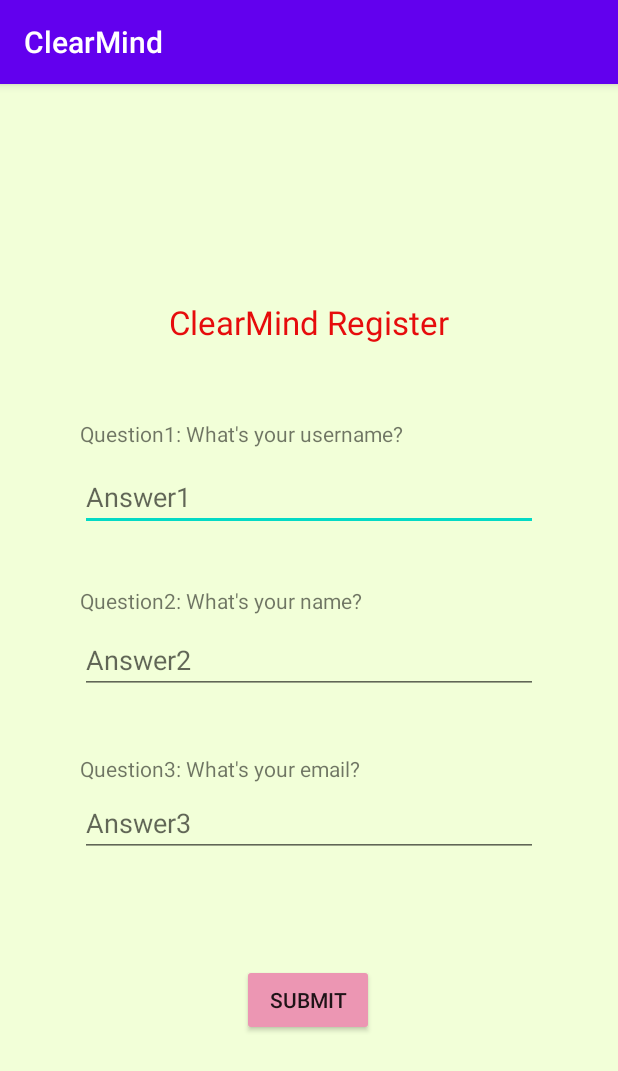
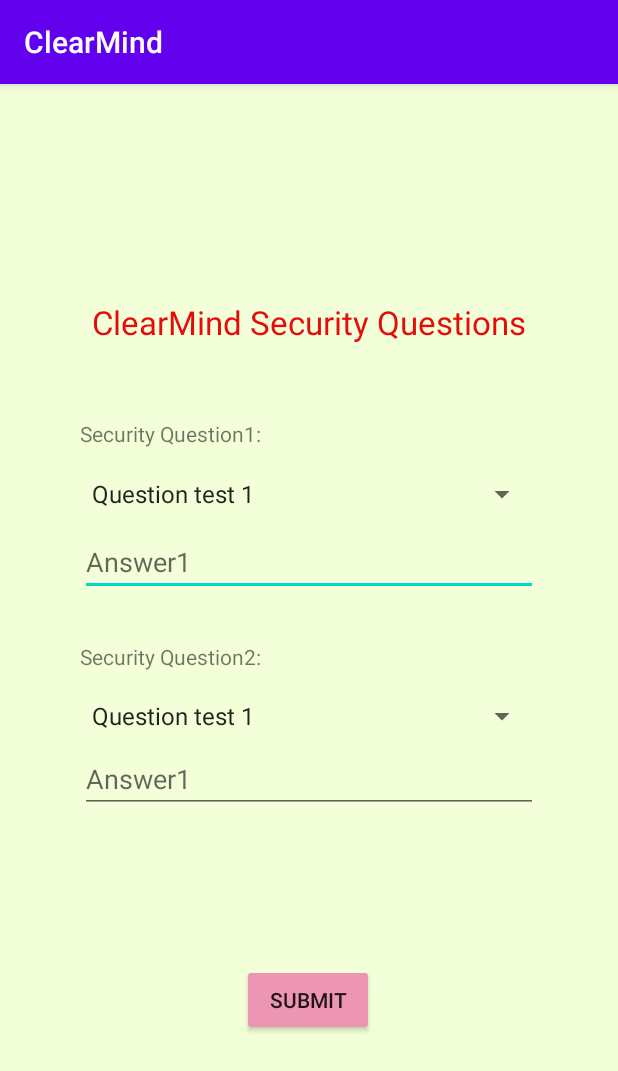
Before and after one commit to yujiaen1999/ClearMind, an Android app: the SignupActivity screen opened directly, with no data from a screen before it, after a tap on "SIGNUP", on a phone screen of 412 x 824 dp. Shown: the top 1071 px of the screen. Run offline under Robolectric (Android 15) with nearby library versions, the phone set to English and light mode, and no system bars; our stand-ins replace Firebase (no records; nobody signed in at launch, a user with empty details on screens opened directly).

Commit message:
Add Security Question function for verification and find password back

```diff
--- a/app/src/main/AndroidManifest.xml
+++ b/app/src/main/AndroidManifest.xml
@@ -37,6 +37,12 @@
             android:name=".ProfileActivity"
             android:exported="true" />
         <activity
+            android:name=".SecureQuestionActivity"
+            android:exported="true" />
+        <activity
+            android:name=".ForgotPasswordActivity"
+            android:exported="true" />
+        <activity
             android:name=".MainActivity"
             android:exported="true">
             <intent-filter>
--- a/app/src/main/java/com/example/clearmind/ChangePasswordActivity.java
+++ b/app/src/main/java/com/example/clearmind/ChangePasswordActivity.java
@@ -45,5 +45,11 @@ public class ChangePasswordActivity extends AppCompatActivity {
             //passwords don't match
         }
         this.finish();
+        openLoginActivity();
+    }
+
+    public void openLoginActivity(){
+        Intent intent = new Intent(this,LoginActivity.class);
+        startActivity(intent);
     }
 }
--- /dev/null
+++ b/app/src/main/java/com/example/clearmind/SecureQuestionActivity.java
@@ -0,0 +1,105 @@
+package com.example.clearmind;
+
+import android.content.Intent;
+import android.os.Bundle;
+import android.view.View;
+import android.widget.AdapterView;
+import android.widget.ArrayAdapter;
+import android.widget.Button;
+import android.widget.EditText;
+import android.widget.Spinner;
+import android.widget.Toast;
+
+import androidx.appcompat.app.AppCompatActivity;
+
+import com.google.firebase.database.DatabaseReference;
+import com.google.firebase.database.FirebaseDatabase;
+
+import java.util.HashMap;
+
+public class SecureQuestionActivity extends AppCompatActivity {
+
+//    private Spinner question1;
+
+    private DatabaseReference db;
+
+    private String username;
+    private EditText answer1;
+    private EditText answer2;
+    private Button submit_button;
+
+
+    protected void onCreate(Bundle savedInstanceState) {
+        super.onCreate(savedInstanceState);
+        setContentView(R.layout.activity_securequestion);
+        Intent intent = getIntent();
+        this.username = intent.getStringExtra("username");
+
+        this.db = FirebaseDatabase.getInstance().getReference();
+
+        answer1 = findViewById(R.id.answer1);
+        answer2 = findViewById(R.id.answer2);
+
+        submit_button = findViewById(R.id.submit_button);
+
+        Spinner question1 = (Spinner) findViewById(R.id.spinner1);
+        Spinner question2 = (Spinner) findViewById(R.id.spinner2);
+
+//        String[] questions = {"question test 1", "question test 2", "question test 3"};
+
+//        ArrayAdapter<String> adapter = new ArrayAdapter<>(this, android.R.layout.simple_list_item_1, questions);
+        ArrayAdapter<CharSequence> adapter = ArrayAdapter.createFromResource(this,
+                R.array.secure_questions_array, android.R.layout.simple_spinner_item);
+
+        adapter.setDropDownViewResource(android.R.layout.simple_spinner_dropdown_item);
+
+        question1.setAdapter(adapter);
+        question2.setAdapter(adapter);
+
+        submit_button.setOnClickListener(new View.OnClickListener() {
+            @Override
+//            public void onClick(View v){
+//                Toast.makeText(SecureQuestionActivity.this,  question1.getSelectedItem().toString(), Toast.LENGTH_SHORT).show();
+//                Toast.makeText(SecureQuestionActivity.this,  question2.getSelectedItem().toString(), Toast.LENGTH_SHORT).show();
+//            }
+
+            public void onClick(View view) {
+                boolean toNextPage = false;
+                String txt_question1 = question1.getSelectedItem().toString();
+                String txt_question2 = question2.getSelectedItem().toString();
+
+                String txt_answer1 = answer1.getText().toString();
+                String txt_answer2 = answer2.getText().toString();
+
+                if (txt_answer1.isEmpty() || txt_answer2.isEmpty()){
+                    Toast.makeText(SecureQuestionActivity.this,  "Empty input", Toast.LENGTH_SHORT).show();
+                } else {
+                    HashMap<String, Object> security_questions = new HashMap<>();
+                    security_questions.put("question1", txt_question1);
+                    security_questions.put("answer1", txt_answer1);
+                    security_questions.put("question2", txt_question2);
+                    security_questions.put("answer2", txt_answer2);
+
+                    register(username, security_questions);
+                    Toast.makeText(SecureQuestionActivity.this,  "Set Security Questions successful", Toast.LENGTH_SHORT).show();
+                    toNextPage = true;
+                }
+
+                if (toNextPage){
+                    Intent intent = new Intent(getApplicationContext(), RegisterActivity.class);
+                    intent.putExtra("username", username);
+                    startActivity(intent);  //go to main page (activity)
+                }
+            }
+        });
+
+//        Toast.makeText(SecureQuestionActivity.this,  question1.getSelectedItem().toString(), Toast.LENGTH_SHORT).show();
+
+//        question1.setOnItemSelectedListener((AdapterView.OnItemSelectedListener) this);
+
+    }
+
+    private void register(String username, HashMap<String, Object> map) {
+        this.db.child("security").child(username).setValue(map);
+    }
+}
--- a/app/src/main/java/com/example/clearmind/SettingActivity.java
+++ b/app/src/main/java/com/example/clearmind/SettingActivity.java
@@ -67,6 +67,9 @@ public class SettingActivity extends AppCompatActivity {
         this.db.child("register")
                 .child(this.username)
                 .removeValue();
+        this.db.child("security")
+                .child(this.username)
+                .removeValue();
         this.finish();
         Toast.makeText(SettingActivity.this,  "Account Deleted", Toast.LENGTH_SHORT).show();
         openMainActivity();
--- a/app/src/main/java/com/example/clearmind/SignupActivity.java
+++ b/app/src/main/java/com/example/clearmind/SignupActivity.java
@@ -74,7 +74,7 @@ public class SignupActivity extends AppCompatActivity {
                     }
 
                     if (toQuestionPage){
-                        Intent intent = new Intent(getApplicationContext(), RegisterActivity.class);
+                        Intent intent = new Intent(getApplicationContext(), SecureQuestionActivity.class);
                         intent.putExtra("username", username);
                         startActivity(intent);  //go to main page (activity)
                     }
--- a/app/src/main/res/layout/activity_main.xml
+++ b/app/src/main/res/layout/activity_main.xml
@@ -74,7 +74,8 @@
         app:layout_constraintStart_toStartOf="parent"
         app:layout_constraintTop_toBottomOf="@+id/button" />
 
-<!--    <Button-->
+
+    <!--    <Button-->
 <!--        android:id="@+id/button4"-->
 <!--        android:layout_width="wrap_content"-->
 <!--        android:layout_height="wrap_content"-->
--- /dev/null
+++ b/app/src/main/res/layout/activity_securequestion.xml
@@ -0,0 +1,122 @@
+<?xml version="1.0" encoding="utf-8"?>
+<androidx.constraintlayout.widget.ConstraintLayout xmlns:android="http://schemas.android.com/apk/res/android"
+    xmlns:tools="http://schemas.android.com/tools"
+    xmlns:app="http://schemas.android.com/apk/res-auto"
+    android:layout_width="match_parent"
+    android:layout_height="match_parent"
+    android:background="@drawable/background_general">
+
+    <TextView
+        android:id="@+id/welcome_title"
+        android:layout_width="390dp"
+        android:layout_height="48dp"
+        android:text="ClearMind Security Questions"
+        android:textAlignment="center"
+        android:textAppearance="@style/TextAppearance.AppCompat.Large"
+        android:textColor="#E60C0C"
+        app:layout_constraintBottom_toBottomOf="parent"
+        app:layout_constraintEnd_toEndOf="parent"
+        app:layout_constraintStart_toStartOf="parent"
+        app:layout_constraintTop_toTopOf="parent"
+        app:layout_constraintVertical_bias="0.200" />
+
+    <TextView
+        android:id="@+id/text1"
+        android:layout_width="305dp"
+        android:layout_height="24dp"
+        android:text="Security Question1:"
+        tools:layout_editor_absoluteX="106dp"
+        tools:layout_editor_absoluteY="209dp"
+        tools:ignore="DuplicateIds,MissingConstraints"
+        app:layout_constraintBottom_toBottomOf="parent"
+        app:layout_constraintEnd_toEndOf="parent"
+        app:layout_constraintStart_toStartOf="parent"
+        app:layout_constraintTop_toTopOf="parent"
+        app:layout_constraintVertical_bias="0.300" />
+
+    <Spinner
+        android:id="@+id/spinner1"
+        android:layout_width="305dp"
+        android:layout_height="28dp"
+        tools:ignore="MissingConstraints"
+        tools:layout_editor_absoluteX="54dp"
+        tools:layout_editor_absoluteY="243dp"
+        app:layout_constraintBottom_toBottomOf="parent"
+        app:layout_constraintEnd_toEndOf="parent"
+        app:layout_constraintStart_toStartOf="parent"
+        app:layout_constraintTop_toTopOf="parent"
+        app:layout_constraintVertical_bias="0.350"/>
+
+    <EditText
+        android:id="@+id/answer1"
+        android:layout_width="305dp"
+        android:layout_height="wrap_content"
+        android:ems="10"
+        android:gravity="start|top"
+        android:hint="Answer1"
+        android:inputType="textMultiLine"
+        app:layout_constraintBottom_toBottomOf="parent"
+        app:layout_constraintEnd_toEndOf="parent"
+        app:layout_constraintStart_toStartOf="parent"
+        app:layout_constraintTop_toTopOf="parent"
+        app:layout_constraintVertical_bias="0.410"
+        tools:ignore="MissingConstraints" />
+
+    <TextView
+        android:id="@+id/text2"
+        android:layout_width="305dp"
+        android:layout_height="24dp"
+        android:text="Security Question2:"
+        tools:layout_editor_absoluteX="106dp"
+        tools:layout_editor_absoluteY="209dp"
+        tools:ignore="DuplicateIds,MissingConstraints"
+        app:layout_constraintBottom_toBottomOf="parent"
+        app:layout_constraintEnd_toEndOf="parent"
+        app:layout_constraintStart_toStartOf="parent"
+        app:layout_constraintTop_toTopOf="parent"
+        app:layout_constraintVertical_bias="0.500" />
+
+    <Spinner
+        android:id="@+id/spinner2"
+        android:layout_width="305dp"
+        android:layout_height="28dp"
+        tools:ignore="MissingConstraints"
+        tools:layout_editor_absoluteX="54dp"
+        tools:layout_editor_absoluteY="243dp"
+        app:layout_constraintBottom_toBottomOf="parent"
+        app:layout_constraintEnd_toEndOf="parent"
+        app:layout_constraintStart_toStartOf="parent"
+        app:layout_constraintTop_toTopOf="parent"
+        app:layout_constraintVertical_bias="0.550"/>
+
+    <EditText
+        android:id="@+id/answer2"
+        android:layout_width="305dp"
+        android:layout_height="wrap_content"
+        android:ems="10"
+        android:gravity="start|top"
+        android:hint="Answer1"
+        android:inputType="textMultiLine"
+        app:layout_constraintBottom_toBottomOf="parent"
+        app:layout_constraintEnd_toEndOf="parent"
+        app:layout_constraintStart_toStartOf="parent"
+        app:layout_constraintTop_toTopOf="parent"
+        app:layout_constraintVertical_bias="0.610"
+        tools:ignore="MissingConstraints" />
+
+    <Button
+        android:id="@+id/submit_button"
+        android:layout_width="wrap_content"
+        android:layout_height="wrap_content"
+        android:onClick="openMain"
+        android:text="Submit"
+        app:backgroundTint="#EC96B3"
+        app:layout_constraintBottom_toBottomOf="parent"
+        app:layout_constraintEnd_toEndOf="parent"
+        app:layout_constraintHorizontal_bias="0.498"
+        app:layout_constraintStart_toStartOf="parent"
+        app:layout_constraintTop_toTopOf="parent"
+        app:layout_constraintVertical_bias="0.815" />
+
+
+</androidx.constraintlayout.widget.ConstraintLayout>
--- /dev/null
+++ b/app/src/main/res/values/SecureQuestionsArr.xml
@@ -0,0 +1,9 @@
+<?xml version="1.0" encoding="utf-8"?>
+<resources>
+    <string-array name="secure_questions_array">
+        <item>Question test 1</item>
+        <item>Question test 2</item>
+        <item>Question test 3</item>
+        <item>Question test 4</item>
+    </string-array>
+</resources>
```
Also changed, not shown: app/src/main/java/com/example/clearmind/ForgotPasswordActivity.java (added, +118 -0 lines), app/src/main/java/com/example/clearmind/LoginActivity.java (+25 -0 lines), app/src/main/java/com/example/clearmind/MainActivity.java (+4 -4 lines), app/src/main/res/layout/activity_forgot_password.xml (added, +95 -0 lines), app/src/main/res/layout/activity_login.xml (+16 -0 lines).
